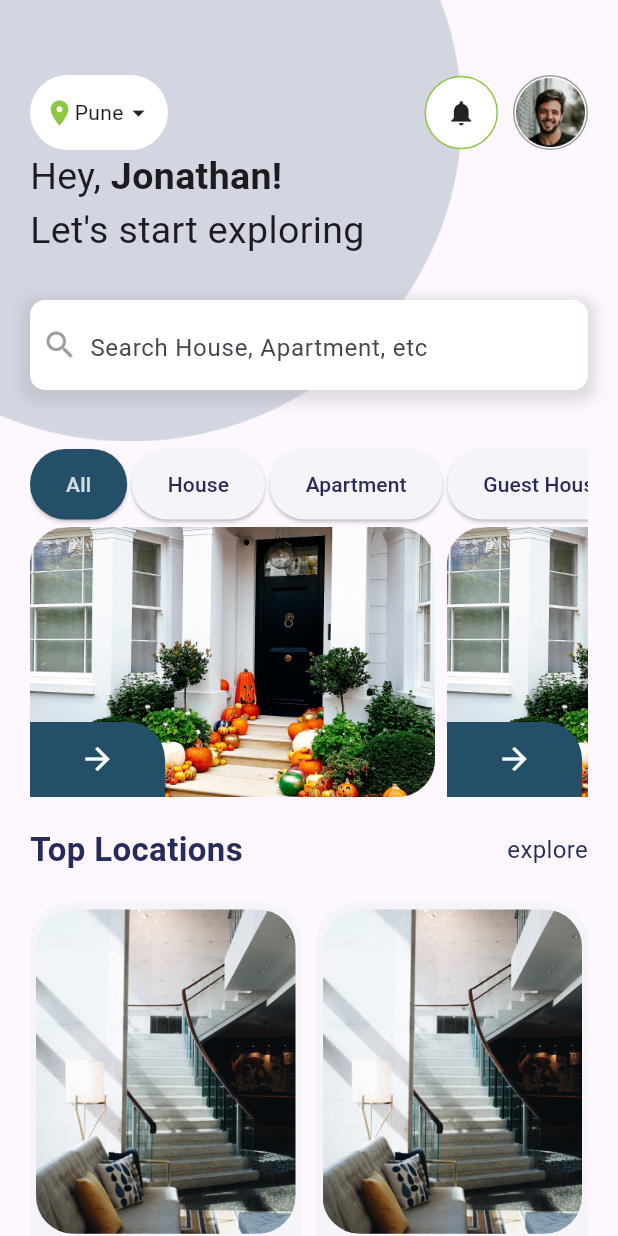
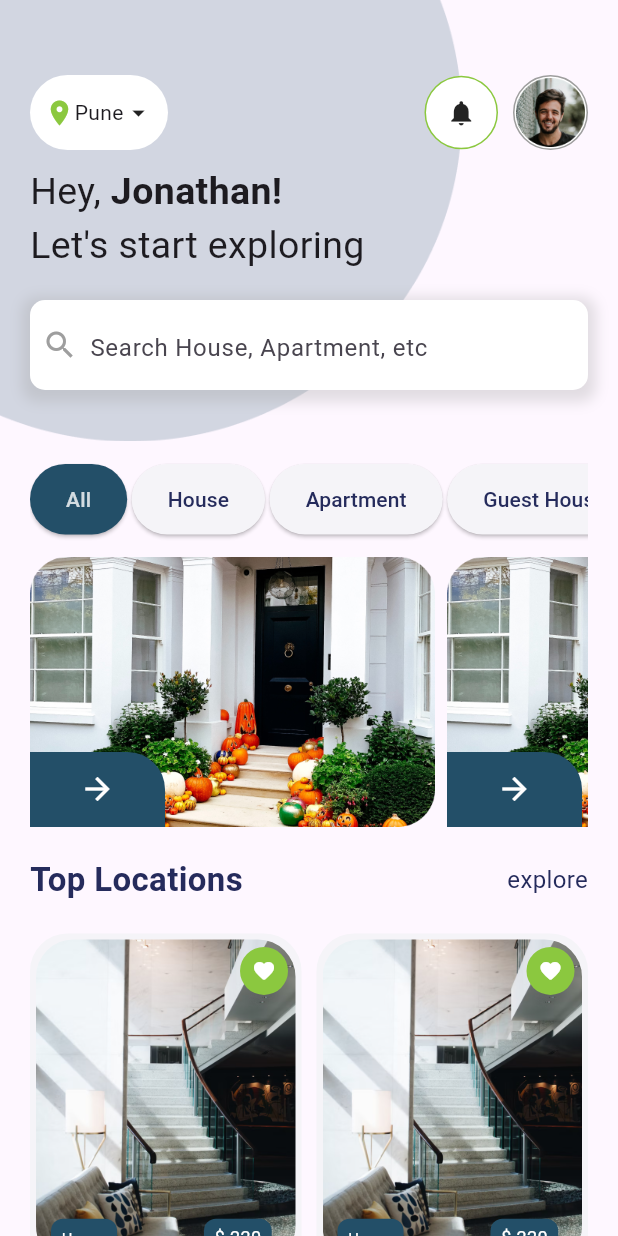
Before and after one commit to ShubhamAher-Leometric/myprofilescreen, a Flutter app: the Homescreen screen opened directly, on a phone screen of 412 x 824 dp. Run offline on Flutter 3.47's test engine with Material 3 defaults, Android fonts, the phone set to English and light mode, and no system bars; our stand-ins replace persistent_bottom_nav_bar_v2, pinput.

Commit message:
favoriate listing page done

```diff
--- a/lib/auth/forgot_password.dart
+++ b/lib/auth/forgot_password.dart
@@ -48,8 +48,8 @@ class _ResetPasswordState extends State<ResetPassword> {
               Center(
                 child: CustomElevatedButton(
                   title: 'Get otp',
-                  color: primary,
-                  textColor: textcolor,
+                  color: appprimary,
+                  textColor: apptextcolor,
                   size: MediaQuery.of(context).size.width / 2,
                   onPressed: () {
                     Navigator.push(
--- a/lib/auth/login_splash.dart
+++ b/lib/auth/login_splash.dart
@@ -89,8 +89,8 @@ class _Login_splashState extends State<Login_splash> {
                 padding: const EdgeInsets.symmetric(horizontal: 20.0),
                 child: CustomElevatedButton(
                   title: 'Continue with Email',
-                  color: primary,
-                  textColor: textcolor,
+                  color: appprimary,
+                  textColor: apptextcolor,
                   size: MediaQuery.of(context).size.width / 1,
                   onPressed: () {
                     Navigator.push(
--- a/lib/auth/otp_screen.dart
+++ b/lib/auth/otp_screen.dart
@@ -93,8 +93,8 @@ class _Otp_screenState extends State<Otp_screen> {
                   Center(
                     child: CustomElevatedButton(
                       title: 'Verify Otp',
-                      color: primary,
-                      textColor: textcolor,
+                      color: appprimary,
+                      textColor: apptextcolor,
                       size: MediaQuery.of(context).size.width / 2,
                       onPressed: () {
                         Navigator.push(
--- a/lib/auth/register_screen.dart
+++ b/lib/auth/register_screen.dart
@@ -152,8 +152,8 @@ class _RegisterScreenState extends State<RegisterScreen> {
             Center(
               child: CustomElevatedButton(
                 title: 'Register',
-                color: primary,
-                textColor: textcolor,
+                color: appprimary,
+                textColor: apptextcolor,
                 size: MediaQuery.of(context).size.width / 2,
                 onPressed: (){
                   Navigator.push(
--- a/lib/auth/set_new_password.dart
+++ b/lib/auth/set_new_password.dart
@@ -97,8 +97,8 @@ class _SetNewPasswordState extends State<SetNewPassword> {
               Center(
                 child: CustomElevatedButton(
                   title: 'Change Password',
-                  color: primary,
-                  textColor: textcolor,
+                  color: appprimary,
+                  textColor: apptextcolor,
                   size: MediaQuery.of(context).size.width / 1.8,
                   onPressed: () {
                     Navigator.push(
--- a/lib/auth/sign_in.dart
+++ b/lib/auth/sign_in.dart
@@ -136,8 +136,8 @@ class _SignInState extends State<Sign_in> {
             Center(
               child: CustomElevatedButton(
                 title: 'Login',
-                color: primary,
-                textColor: textcolor,
+                color: appprimary,
+                textColor: apptextcolor,
                 size: MediaQuery.of(context).size.width / 2,
                 onPressed: (){
                   Navigator.push(
--- a/lib/auth/sucess_screen.dart
+++ b/lib/auth/sucess_screen.dart
@@ -47,8 +47,8 @@ class _SucessScreenState extends State<SucessScreen> {
               Center(
                 child: CustomElevatedButton(
                   title: 'Ok',
-                  color: primary,
-                  textColor: textcolor,
+                  color: appprimary,
+                  textColor: apptextcolor,
                   size: MediaQuery.of(context).size.width / 2,
                   onPressed: () {},
                 ),
--- a/lib/constants/color_constants.dart
+++ b/lib/constants/color_constants.dart
@@ -1,6 +1,8 @@
 import 'dart:ui';
 
-const Color primary = Color(0xFF8BC83F);
-const Color textcolor = Color(0xFFFFFFFF);
-const Color textcolor2 = Color(0xFF252B5C);
-const Color skip_btn = Color(0xFFDFDFDF);
+const Color appprimary = Color(0xFF8BC83F);
+const Color apptextcolor = Color(0xFFFFFFFF);
+const Color apptextcolor2 = Color(0xFF252B5C);
+const Color appbgSecondary = Color(0xFF234F68);
+
+const Color appskip_btn = Color(0xFFDFDFDF);
--- a/lib/home_screens/homescreen.dart
+++ b/lib/home_screens/homescreen.dart
@@ -50,7 +50,7 @@ class _HomescreenState extends State<Homescreen> {
                             children: [
                               Icon(
                                 Icons.location_on,
-                                color: primary,
+                                color: appprimary,
                                 size: 20, // Adjust size as needed
                               ),
                               Text('Pune'),
@@ -69,7 +69,7 @@ class _HomescreenState extends State<Homescreen> {
                             color: Colors.white,
                             borderRadius: BorderRadius.circular(50),
                             border: Border.all(
-                              color: primary,
+                              color: appprimary,
                               width: 1.0,
                             ),
                           ),
@@ -97,7 +97,7 @@ class _HomescreenState extends State<Homescreen> {
                   ),
                 ),
                 Positioned(
-                  top: 100,
+                  top: 110,
                   left: 0,
                   right: 0,
                   child: Padding(
@@ -174,6 +174,7 @@ class _HomescreenState extends State<Homescreen> {
                 ),
               ],
             ),
+            SizedBox(height: 10,),
             Padding(
               padding: const EdgeInsets.only(left: 20.0,right: 20),
               child: Align(
@@ -340,6 +341,7 @@ class _HomescreenState extends State<Homescreen> {
                 ),
               ),
             ),
+            SizedBox(height: 10,),
             Padding(
               padding: const EdgeInsets.only(left: 20.0,right: 20),
               child: Container(
@@ -372,7 +374,7 @@ class _HomescreenState extends State<Homescreen> {
                                   topRight: Radius.circular(25),
                                 ),
                               ),
-                              child: Icon(Icons.arrow_forward,color: textcolor,),
+                              child: Icon(Icons.arrow_forward,color: apptextcolor,),
                             ),
                             ),
                             ]
@@ -389,9 +391,9 @@ class _HomescreenState extends State<Homescreen> {
                 crossAxisAlignment: CrossAxisAlignment.center,
                 mainAxisAlignment: MainAxisAlignment.center,
                 children: [
-                  Text('Top Locations',style: TextStyle(fontSize: 22,color: textcolor2,fontWeight: FontWeight.w700),),
+                  Text('Top Locations',style: TextStyle(fontSize: 22,color: apptextcolor2,fontWeight: FontWeight.w700),),
                   Spacer(),
-                  Text('explore',style: TextStyle(fontSize: 16,color: textcolor2),
+                  Text('explore',style: TextStyle(fontSize: 16,color: apptextcolor2),
                   ),
                 ],
               ),
@@ -403,7 +405,7 @@ class _HomescreenState extends State<Homescreen> {
     );
   }
   Widget itemGrid(double width) {
-    const int count = 5;
+    const int count = 6;
     const int itemsPerRow = 2;
     const double ratio = 1 / 1.7;
     const double horizontalPadding = 0;
@@ -433,6 +435,9 @@ class _HomescreenState extends State<Homescreen> {
                 children: [
                   Padding(
                     padding: const EdgeInsets.all(4.0),
+                    child: Stack(
+                      children: [
+                        Container(
                           child: ClipRRect(
                             borderRadius: BorderRadius.circular(25),
                             child: AspectRatio(
@@ -444,13 +449,71 @@ class _HomescreenState extends State<Homescreen> {
                             ),
                           ),
                         ),
+                        Positioned(
+                            top: 5,
+                            right: 5,
+                            child: Container(
+                              decoration: BoxDecoration(
+                                color: appprimary,
+                                borderRadius: BorderRadius.circular(50),
+                              ),
+                              child: Padding(
+                                padding: const EdgeInsets.all(8.0),
+                                child: Icon(Icons.favorite_rounded,size:16,color: apptextcolor,),
+                              ),
+                            ),
+                        ),
+                        Positioned(
+                          bottom: 5,
+                          child: Padding(
+                            padding: const EdgeInsets.only(left: 10.0,right: 10.0),
+                            child: Container(
+                              width: MediaQuery.of(context).size.width/2.8,
+                              child: Row(
+                                children: [
+                                  Container(
+                                    height: 25,
+                                    decoration: BoxDecoration(
+                                      color: appbgSecondary,
+                                      borderRadius: BorderRadius.circular(8),
+                                    ),
+                                    child: Center(
+                                      child: Padding(
+                                        padding: const EdgeInsets.only(left: 7.0,right: 7.0),
+                                        child: Text('House',style: TextStyle(color: apptextcolor,fontSize: 10),),
+                                      ),
+                                    ),
+                                  ),
+                                  Spacer(),
+                                  Container(
+                                    height: 25,
+                                    decoration: BoxDecoration(
+                                      color: appbgSecondary,
+                                      borderRadius: BorderRadius.circular(8),
+                                    ),
+                                    child: Center(
+                                      child: Padding(
+                                        padding: const EdgeInsets.only(left: 7.0,right: 7.0),
+                                        child: Text('\$ 220',style: TextStyle(color: apptextcolor,fontSize: 12),),
+                                      ),
+                                    ),
+                                  ),
+                                ],
+                              ),
+                            ),
+                          ),
+                        ),
+
+                      ],
+                    ),
+                  ),
                   Spacer(),
                   Row(
                     crossAxisAlignment: CrossAxisAlignment.start,
                     mainAxisAlignment: MainAxisAlignment.start,
                     children: [
                       SizedBox(width: 10,),
-                      Text('Wings Tower',style: TextStyle(fontSize: 18,color: textcolor2,fontWeight: FontWeight.w700),),
+                      Text('Wings Tower',style: TextStyle(fontSize: 18,color: apptextcolor2,fontWeight: FontWeight.w700),),
                     ],
                   ),
                   Spacer(),
@@ -461,8 +524,8 @@ class _HomescreenState extends State<Homescreen> {
                       mainAxisAlignment: MainAxisAlignment.start,
                       children: [
                         SizedBox(width: 10,),
-                        Icon(Icons.location_on,color: textcolor2,size: 14,),
-                        Text('Jakarta, Indonesia',style: TextStyle(fontSize: 14,color: textcolor2,fontWeight: FontWeight.w400),),
+                        Icon(Icons.location_on,color: apptextcolor2,size: 14,),
+                        Text('Jakarta, Indonesia',style: TextStyle(fontSize: 14,color: apptextcolor2,fontWeight: FontWeight.w400),),
                       ],
                     ),
                   ),
--- a/lib/splash_screens/onboarding1.dart
+++ b/lib/splash_screens/onboarding1.dart
@@ -39,7 +39,7 @@ class _Screen2State extends State<Screen2> {
                       );
                     },
                     style: TextButton.styleFrom(
-                      backgroundColor: skip_btn, // Set the background color
+                      backgroundColor: appskip_btn, // Set the background color
                       foregroundColor: Colors.black, // Set the text color
                     ),
                     child: Padding(
@@ -109,8 +109,8 @@ class _Screen2State extends State<Screen2> {
                         child: Center(
                           child: CustomElevatedButton(
                             title: 'Next',
-                            color: primary,
-                            textColor: textcolor,
+                            color: appprimary,
+                            textColor: apptextcolor,
                             size: MediaQuery.of(context).size.width / 2,
                             onPressed: () {
                               Navigator.push(
--- a/lib/splash_screens/onboarding2.dart
+++ b/lib/splash_screens/onboarding2.dart
@@ -41,7 +41,7 @@ class _Screen3State extends State<Screen3> {
                       );
                     },
                     style: TextButton.styleFrom(
-                      backgroundColor: skip_btn, // Set the background color
+                      backgroundColor: appskip_btn, // Set the background color
                       foregroundColor: Colors.black, // Set the text color
                     ),
                     child: Padding(
@@ -120,8 +120,8 @@ class _Screen3State extends State<Screen3> {
                               ),
                               CustomElevatedButton(
                                 title: 'Next',
-                                color: primary,
-                                textColor: textcolor,
+                                color: appprimary,
+                                textColor: apptextcolor,
                                 size: MediaQuery.of(context).size.width / 2,
                                 onPressed: () {
                                   Navigator.push(
--- a/lib/splash_screens/onboarding3.dart
+++ b/lib/splash_screens/onboarding3.dart
@@ -40,7 +40,7 @@ class _Screen4State extends State<Screen4> {
                       );
                     },
                     style: TextButton.styleFrom(
-                      backgroundColor: skip_btn, // Set the background color
+                      backgroundColor: appskip_btn, // Set the background color
                       foregroundColor: Colors.black, // Set the text color
                     ),
                     child: Padding(
@@ -120,8 +120,8 @@ class _Screen4State extends State<Screen4> {
                               ),
                               CustomElevatedButton(
                                 title: 'Next',
-                                color: primary,
-                                textColor: textcolor,
+                                color: appprimary,
+                                textColor: apptextcolor,
                                 size: MediaQuery.of(context).size.width / 2,
                                 onPressed: () {
                                   Navigator.push(
--- a/lib/splash_screens/splash_screen.dart
+++ b/lib/splash_screens/splash_screen.dart
@@ -59,8 +59,8 @@ class _Screen1State extends State<Screen1> {
             child: Center(
               child: CustomElevatedButton(
                 title: 'Let\'s Start',
-                color: primary,
-                textColor: textcolor,
+                color: appprimary,
+                textColor: apptextcolor,
                 size: MediaQuery.of(context).size.width / 2,
                 onPressed: () {
                   Navigator.push(context, MaterialPageRoute(builder: (context) => Screen2()));
```
Also changed, not shown: lib/menu.dart (+7 -4 lines), 4 other files. Lines whose indentation alone changed are shown as unchanged.
